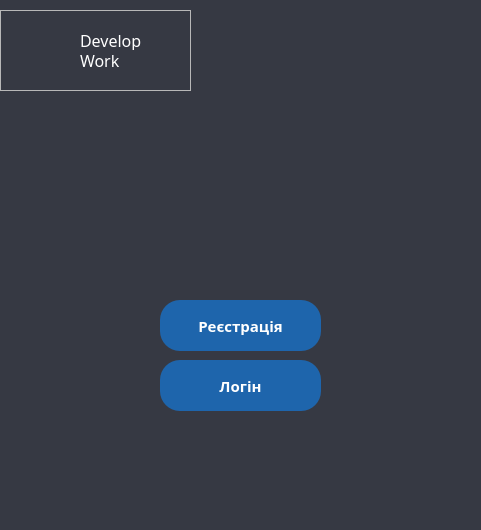
Old version of the form mainwindow.ui in the repository Annakkm/Todolist.
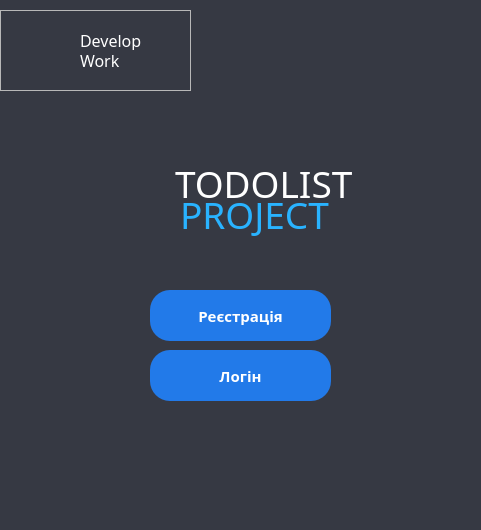
New version of the form. Icons and pictures are not drawn.

Diff of the .ui file:
```diff
--- a/mainwindow.ui
+++ b/mainwindow.ui
@@ -42,9 +42,9 @@
    <widget class="QPushButton" name="btnreg_2">
     <property name="geometry">
      <rect>
-      <x>160</x>
-      <y>300</y>
-      <width>161</width>
+      <x>150</x>
+      <y>290</y>
+      <width>181</width>
       <height>51</height>
      </rect>
     </property>
@@ -57,10 +57,10 @@
     </property>
     <property name="styleSheet">
      <string notr="true">QPushButton{
-background: rgb(30, 101, 172);
+background: rgb(34, 122, 233);
 border-radius: 20px;
 color: rgb(255, 255, 255);
-font-size: 15px; 
+font-size: 15px;
 }
 QPushButton:hover{
 background: rgb(255, 255, 255);
@@ -116,9 +116,9 @@
    <widget class="QPushButton" name="btnlogin_2">
     <property name="geometry">
      <rect>
-      <x>160</x>
-      <y>360</y>
-      <width>161</width>
+      <x>150</x>
+      <y>350</y>
+      <width>181</width>
       <height>51</height>
      </rect>
     </property>
@@ -131,10 +131,10 @@
     </property>
     <property name="styleSheet">
      <string notr="true">QPushButton{
-background: rgb(30, 101, 172);
+background: rgb(34, 122, 233);
 border-radius: 20px;
 color: rgb(255, 255, 255);
-font-size: 15px; 
+font-size: 15px;
 }
 QPushButton:hover{
 background: rgb(255, 255, 255);
@@ -172,24 +172,6 @@
      <set>Qt::AlignCenter</set>
     </property>
    </widget>
-   <widget class="QLabel" name="label">
-    <property name="geometry">
-     <rect>
-      <x>180</x>
-      <y>150</y>
-      <width>211</width>
-      <height>101</height>
-     </rect>
-    </property>
-    <property name="styleSheet">
-     <string notr="true">QLabel{
-	image: url(:/new/prefix4/img/nameprog.png);
-}</string>
-    </property>
-    <property name="text">
-     <string/>
-    </property>
-   </widget>
    <widget class="QFrame" name="frame">
     <property name="geometry">
      <rect>
@@ -272,6 +254,55 @@
      </property>
     </widget>
    </widget>
+   <widget class="QLabel" name="text_todolist">
+    <property name="geometry">
+     <rect>
+      <x>175</x>
+      <y>143</y>
+      <width>241</width>
+      <height>81</height>
+     </rect>
+    </property>
+    <property name="font">
+     <font>
+      <family>Fixel Black</family>
+      <pointsize>28</pointsize>
+     </font>
+    </property>
+    <property name="styleSheet">
+     <string notr="true">QLabel {
+
+	color: rgb(255, 255, 255);
+}</string>
+    </property>
+    <property name="text">
+     <string>TODOLIST</string>
+    </property>
+   </widget>
+   <widget class="QLabel" name="text_todolist_2">
+    <property name="geometry">
+     <rect>
+      <x>180</x>
+      <y>174</y>
+      <width>211</width>
+      <height>81</height>
+     </rect>
+    </property>
+    <property name="font">
+     <font>
+      <family>Fixel Black</family>
+      <pointsize>28</pointsize>
+     </font>
+    </property>
+    <property name="styleSheet">
+     <string notr="true">QLabel {
+	color: rgb(41, 179, 255);
+}</string>
+    </property>
+    <property name="text">
+     <string>PROJECT</string>
+    </property>
+   </widget>
   </widget>
  </widget>
  <resources/>
```
Left out of the diff: 12 changed lines with no effect on the pictures.
